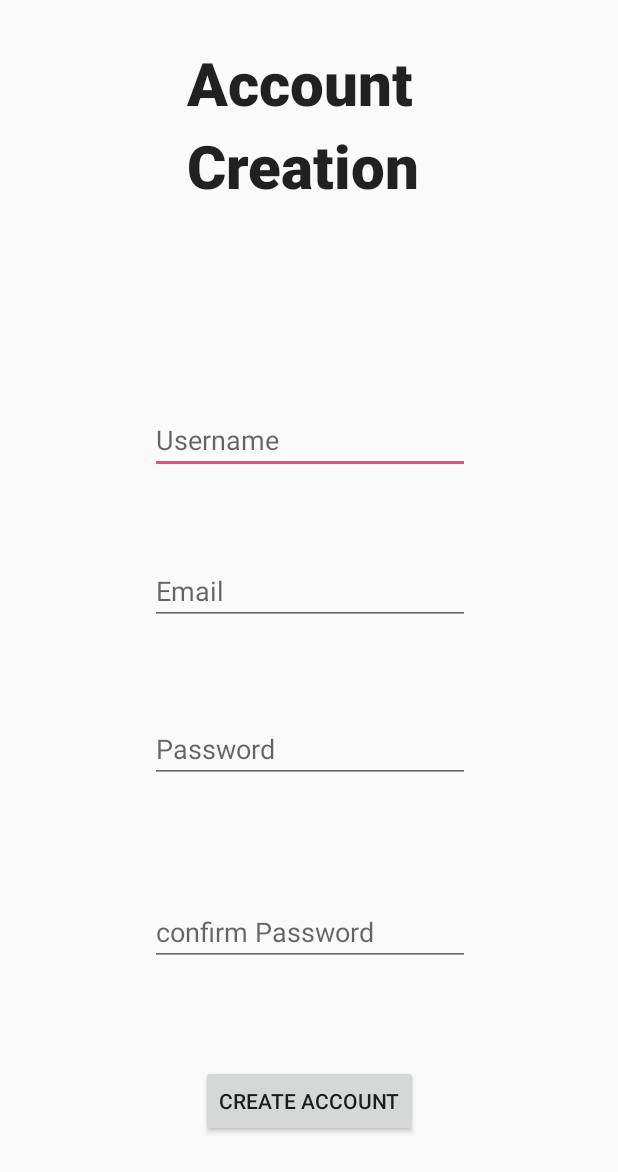
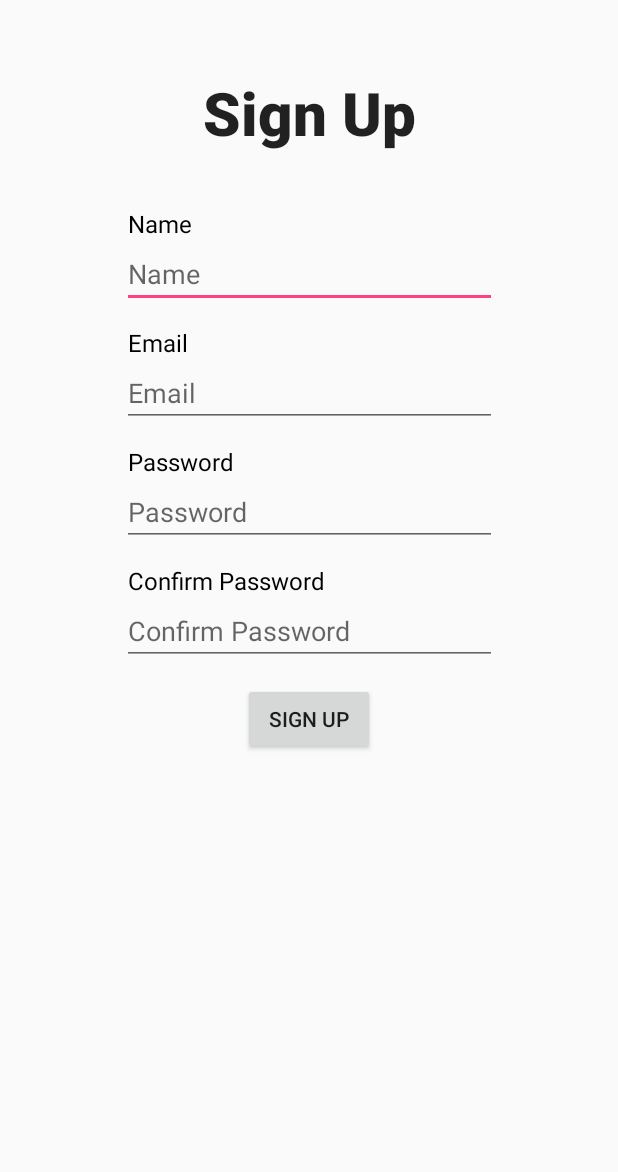
Before and after one commit to dollinad/CMPT-276-walkinggroup, an Android app: the SignupActivity screen opened directly, with no data from a screen before it, on a phone screen of 412 x 824 dp. Shown: the top 1172 px of the screen. Run offline under Robolectric (Android 15) with nearby library versions, the phone set to English and light mode, and no system bars; libraries missing offline, so code that uses them is left out: retrofit2.converter.jackson; 2 statements that could not run were skipped.

Commit message:
Extract string resources for signup activity

```diff
--- a/app/src/main/java/ca/sfu/djlin/walkinggroup/app/SignupActivity.java
+++ b/app/src/main/java/ca/sfu/djlin/walkinggroup/app/SignupActivity.java
@@ -14,7 +14,6 @@ import android.widget.EditText;
 import android.widget.Toast;
 
 import ca.sfu.djlin.walkinggroup.R;
-import ca.sfu.djlin.walkinggroup.dataobjects.EarnedRewards;
 import ca.sfu.djlin.walkinggroup.model.User;
 import ca.sfu.djlin.walkinggroup.proxy.ProxyBuilder;
 import ca.sfu.djlin.walkinggroup.proxy.WGServerProxy;
@@ -48,7 +47,7 @@ public class SignupActivity extends AppCompatActivity {
 
     private void setupCreateAccount() {
         // Setup text watcher for user's name
-        EditText userName = findViewById(R.id.username_input);
+        EditText userName = findViewById(R.id.name_input);
         userName.addTextChangedListener(new TextWatcher() {
             @Override
             public void beforeTextChanged(CharSequence charSequence, int i, int i1, int i2) { }
@@ -58,13 +57,13 @@ public class SignupActivity extends AppCompatActivity {
 
             @Override
             public void afterTextChanged(Editable editable) {
-                EditText user_name = findViewById(R.id.username_input);
+                EditText user_name = findViewById(R.id.name_input);
                 user_name_string = user_name.getText().toString();
             }
         });
 
         // Setup text watcher for user's email
-        EditText userEmail = findViewById(R.id.useremail_input);
+        EditText userEmail = findViewById(R.id.email_input);
         userEmail.addTextChangedListener(new TextWatcher() {
             @Override
             public void beforeTextChanged(CharSequence charSequence, int i, int i1, int i2) { }
@@ -74,13 +73,13 @@ public class SignupActivity extends AppCompatActivity {
 
             @Override
             public void afterTextChanged(Editable editable) {
-                EditText user_email = findViewById(R.id.useremail_input);
+                EditText user_email = findViewById(R.id.email_input);
                 user_email_string = user_email.getText().toString();
             }
         });
 
         // Setup text watcher for user's password
-        EditText userPassword = findViewById(R.id.userconfirm_pass_input);
+        EditText userPassword = findViewById(R.id.confirm_password_input);
         //EditText user_password_notCon = findViewById(R.id.userpassword_input);
         userPassword.addTextChangedListener(new TextWatcher() {
             @Override
@@ -91,7 +90,7 @@ public class SignupActivity extends AppCompatActivity {
 
             @Override
             public void afterTextChanged(Editable editable) {
-                EditText user_password = findViewById(R.id.userconfirm_pass_input);
+                EditText user_password = findViewById(R.id.confirm_password_input);
                 //String password_notcon_string = user_password_notCon.getText().toString();
                 password_confirmed_string = user_password.getText().toString();
                 //if(password_notcon_string.equals(password_confirmed_string)==false){
--- a/app/src/main/java/ca/sfu/djlin/walkinggroup/app/WelcomeActivity.java
+++ b/app/src/main/java/ca/sfu/djlin/walkinggroup/app/WelcomeActivity.java
@@ -98,7 +98,7 @@ public class WelcomeActivity extends AppCompatActivity {
             Log.d(TAG, "isServicesOK: Google Play Services is working!");
             return true;
         } else if (GoogleApiAvailability.getInstance().isUserResolvableError(available)) {
-            Log.d(TAG, "isServicesOK: Error occured but we can fix it!");
+            Log.d(TAG, "isServicesOK: Error occurred but we can fix it!");
             Dialog dialog = GoogleApiAvailability.getInstance().getErrorDialog(WelcomeActivity.this, available, ERROR_DIALOG_REQUEST);
             dialog.show();
         } else {
--- a/app/src/main/res/layout/add_user_activity.xml
+++ b/app/src/main/res/layout/add_user_activity.xml
@@ -6,86 +6,105 @@
     android:layout_height="match_parent">
 
     <TextView
-        android:id="@+id/textView4"
-        android:layout_width="163dp"
-        android:layout_height="118dp"
-        android:lineSpacingExtra="8sp"
-        android:text="Account Creation"
+        android:id="@+id/heading"
+        android:layout_width="250dp"
+        android:layout_height="wrap_content"
+        android:text="@string/signup"
+        android:gravity="center"
         android:textAppearance="@style/TextAppearance.AppCompat.Title"
         android:textSize="40sp"
         android:textStyle="bold"
-        app:layout_constraintBottom_toBottomOf="parent"
-        app:layout_constraintEnd_toEndOf="parent"
-        app:layout_constraintHorizontal_bias="0.502"
+        android:layout_marginTop="48dp"
         app:layout_constraintStart_toStartOf="parent"
         app:layout_constraintTop_toTopOf="parent"
-        app:layout_constraintVertical_bias="0.04" />
+        app:layout_constraintEnd_toEndOf="parent" />
 
-    <EditText
-        android:id="@+id/username_input"
-        android:layout_width="wrap_content"
+    <LinearLayout
+        android:id="@+id/linear_layout_input"
+        android:layout_width="250dp"
         android:layout_height="wrap_content"
-        android:ems="10"
-        android:hint="Username "
-        android:inputType="textPersonName"
-        app:layout_constraintBottom_toBottomOf="parent"
-        app:layout_constraintEnd_toEndOf="parent"
-        app:layout_constraintHorizontal_bias="0.502"
-        app:layout_constraintStart_toStartOf="parent"
-        app:layout_constraintTop_toTopOf="parent"
-        app:layout_constraintVertical_bias="0.348" />
+        android:orientation="vertical"
+        android:layout_marginTop="36dp"
+        app:layout_constraintTop_toBottomOf="@+id/heading"
+        app:layout_constraintLeft_toLeftOf="parent"
+        app:layout_constraintRight_toRightOf="parent">
 
-    <EditText
-        android:id="@+id/userpassword_input"
-        android:layout_width="wrap_content"
-        android:layout_height="wrap_content"
-        android:ems="10"
-        android:hint="Password"
-        android:inputType="textPassword"
-        app:layout_constraintBottom_toBottomOf="parent"
-        app:layout_constraintEnd_toEndOf="parent"
-        app:layout_constraintHorizontal_bias="0.502"
-        app:layout_constraintStart_toStartOf="parent"
-        app:layout_constraintTop_toTopOf="parent"
-        app:layout_constraintVertical_bias="0.612" />
+        <TextView
+            android:id="@+id/name_label"
+            android:layout_width="match_parent"
+            android:layout_height="wrap_content"
+            android:text="@string/name"
+            android:paddingLeft="4dp"
+            android:textSize="16dp"
+            android:textColor="#000"/>
 
-    <EditText
-        android:id="@+id/userconfirm_pass_input"
-        android:layout_width="wrap_content"
-        android:layout_height="wrap_content"
-        android:ems="10"
-        android:hint="confirm Password"
-        android:inputType="textPassword"
-        app:layout_constraintBottom_toBottomOf="parent"
-        app:layout_constraintEnd_toEndOf="parent"
-        app:layout_constraintHorizontal_bias="0.502"
-        app:layout_constraintStart_toStartOf="parent"
-        app:layout_constraintTop_toTopOf="parent"
-        app:layout_constraintVertical_bias="0.769" />
+        <EditText
+            android:id="@+id/name_input"
+            android:layout_width="match_parent"
+            android:layout_height="wrap_content"
+            android:layout_marginBottom="12dp"
+            android:hint="@string/name"
+            android:inputType="textPersonName" />
+
+        <TextView
+            android:id="@+id/email_label"
+            android:layout_width="match_parent"
+            android:layout_height="wrap_content"
+            android:text="@string/email"
+            android:paddingLeft="4dp"
+            android:textSize="16dp"
+            android:textColor="#000"/>
+
+        <EditText
+            android:id="@+id/email_input"
+            android:layout_width="match_parent"
+            android:layout_height="wrap_content"
+            android:layout_marginBottom="12dp"
+            android:hint="@string/email"
+            android:inputType="textEmailAddress" />
+
+        <TextView
+            android:id="@+id/password_label"
+            android:layout_width="match_parent"
+            android:layout_height="wrap_content"
+            android:text="@string/password"
+            android:paddingLeft="4dp"
+            android:textSize="16dp"
+            android:textColor="#000"/>
+
+        <EditText
+            android:id="@+id/password_input"
+            android:layout_width="match_parent"
+            android:layout_height="wrap_content"
+            android:layout_marginBottom="12dp"
+            android:hint="@string/password"
+            android:inputType="textPassword" />
+
+        <TextView
+            android:id="@+id/confirm_password_label"
+            android:layout_width="match_parent"
+            android:layout_height="wrap_content"
+            android:text="@string/confirm_password"
+            android:paddingLeft="4dp"
+            android:textSize="16dp"
+            android:textColor="#000"/>
+
+        <EditText
+            android:id="@+id/confirm_password_input"
+            android:layout_width="match_parent"
+            android:layout_height="wrap_content"
+            android:layout_marginBottom="12dp"
+            android:hint="@string/confirm_password"
+            android:inputType="textPassword" />
+    </LinearLayout>
 
     <Button
         android:id="@+id/create_account"
         android:layout_width="wrap_content"
         android:layout_height="wrap_content"
-        android:text="Create Account"
-        app:layout_constraintBottom_toBottomOf="parent"
-        app:layout_constraintEnd_toEndOf="parent"
-        app:layout_constraintHorizontal_bias="0.502"
-        app:layout_constraintStart_toStartOf="parent"
-        app:layout_constraintTop_toTopOf="parent"
-        app:layout_constraintVertical_bias="0.915" />
+        android:text="@string/signup"
+        app:layout_constraintTop_toBottomOf="@id/linear_layout_input"
+        app:layout_constraintLeft_toLeftOf="parent"
+        app:layout_constraintRight_toRightOf="parent" />
 
-    <EditText
-        android:id="@+id/useremail_input"
-        android:layout_width="wrap_content"
-        android:layout_height="wrap_content"
-        android:ems="10"
-        android:hint="Email"
-        android:inputType="textPersonName"
-        app:layout_constraintBottom_toBottomOf="parent"
-        app:layout_constraintEnd_toEndOf="parent"
-        app:layout_constraintHorizontal_bias="0.502"
-        app:layout_constraintStart_toStartOf="parent"
-        app:layout_constraintTop_toTopOf="parent"
-        app:layout_constraintVertical_bias="0.477" />
 </android.support.constraint.ConstraintLayout>
--- a/app/src/main/res/values/strings.xml
+++ b/app/src/main/res/values/strings.xml
@@ -5,4 +5,11 @@
 
     <!--- API KEY !-->
     <string name="apikey">BB23730A-C1B3-4B65-855E-C538EE7143FDC</string>
+
+    <!-- Signup / Log in Activities-->
+    <string name="signup">Sign Up</string>
+    <string name="name">Name</string>
+    <string name="email">Email</string>
+    <string name="password">Password</string>
+    <string name="confirm_password">Confirm Password</string>
 </resources>
```
Also changed, not shown: 2 other files.
